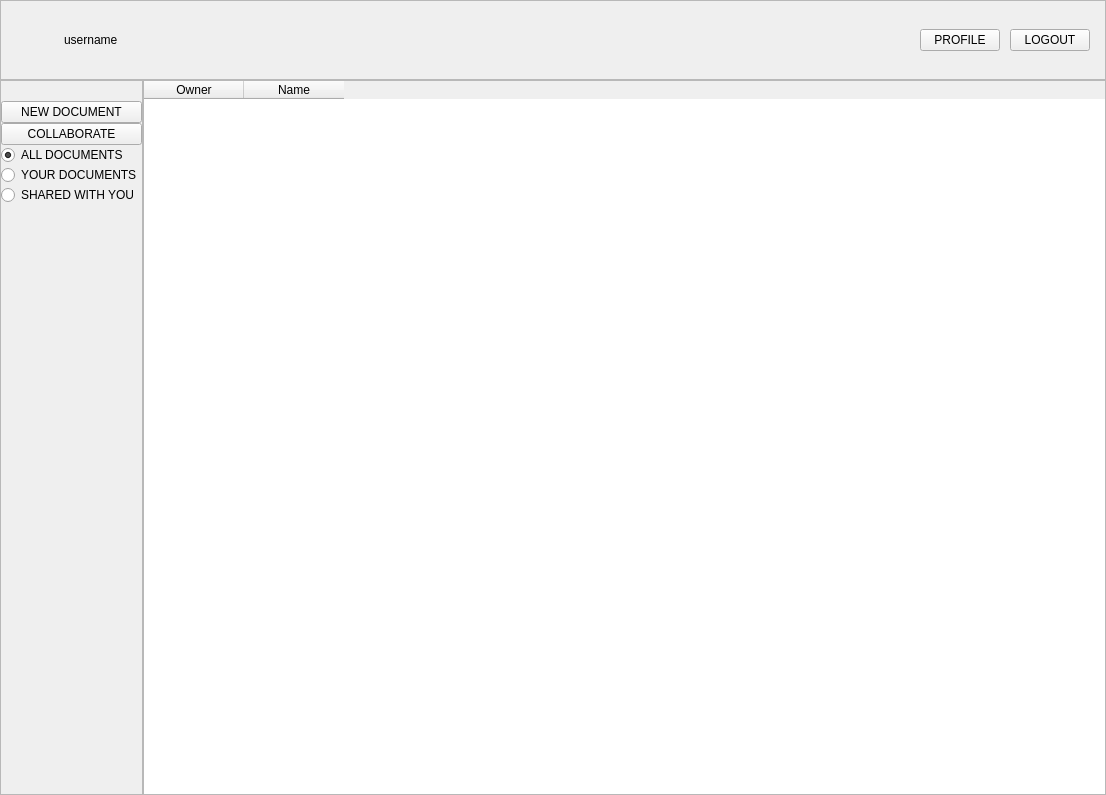
First picture: the form in src/client_new/ui/home.ui, repository franco-ruggeri/write-together, before the edit.
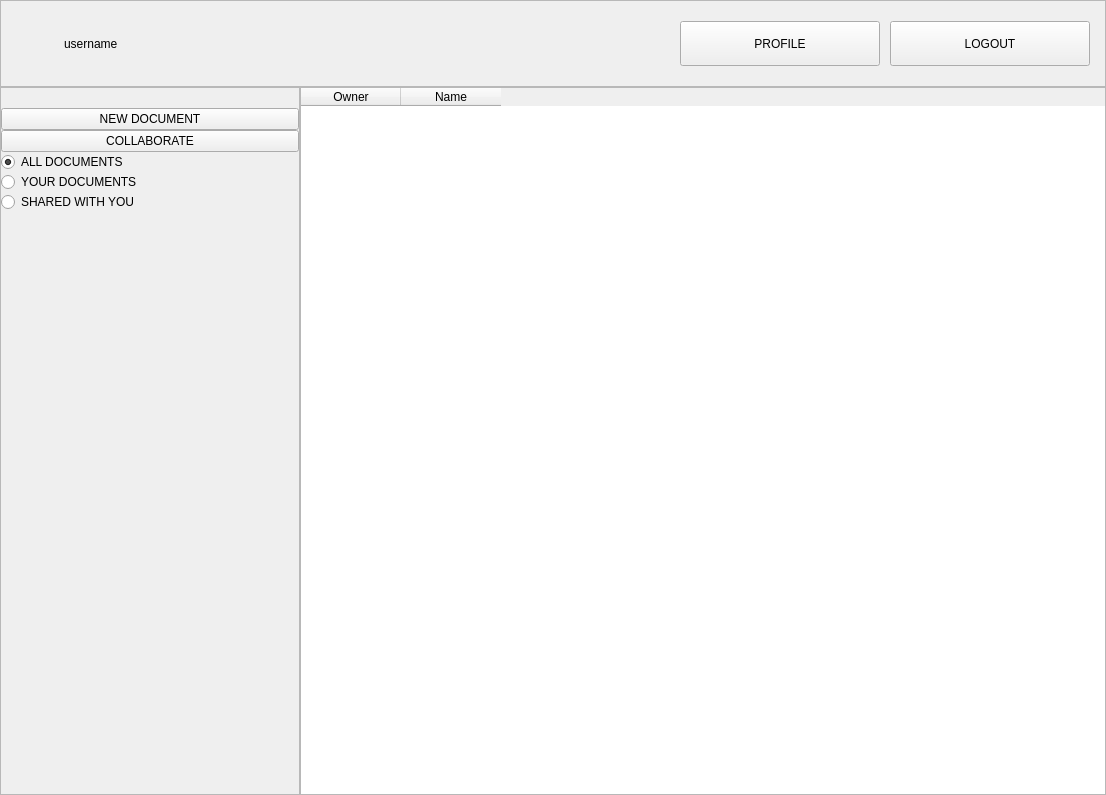
Second picture: the form after the edit. Icons and pictures are not drawn.

Diff of the .ui file:
```diff
--- a/src/client_new/ui/home.ui
+++ b/src/client_new/ui/home.ui
@@ -19,7 +19,7 @@
   <property name="styleSheet">
    <string notr="true">* {
 	font-family: &quot;Roboto Light&quot;;
-	font-size: 14px;
+	font-size: 14pt;
     font-weight: 700;
 }
 
@@ -37,17 +37,12 @@
 
 QFrame#header QPushButton {
 	padding: 4px 16px 5px;
-	min-width: 150;
-	min-height: 45;
     border-radius: 20px;
 }
 
 QFrame#actions QRadioButton,QPushButton {
 	padding: 4px 16px 5px;
 	border: none;
-    width: 100%;
-	min-width: 300;
-	min-height: 45;
     color: white;
 }
 
@@ -114,6 +109,7 @@
 
 QLabel#username {
 	color: white;
+	font-size: 18pt;
 }</string>
   </property>
   <layout class="QGridLayout" name="gridLayout">
@@ -134,6 +130,18 @@
    </property>
    <item row="4" column="0">
     <widget class="QFrame" name="actions">
+     <property name="minimumSize">
+      <size>
+       <width>300</width>
+       <height>0</height>
+      </size>
+     </property>
+     <property name="maximumSize">
+      <size>
+       <width>400</width>
+       <height>16777215</height>
+      </size>
+     </property>
      <property name="styleSheet">
       <string notr="true"/>
      </property>
@@ -161,6 +169,24 @@
       </property>
       <item>
        <widget class="QPushButton" name="new_document">
+        <property name="sizePolicy">
+         <sizepolicy hsizetype="Minimum" vsizetype="Fixed">
+          <horstretch>0</horstretch>
+          <verstretch>0</verstretch>
+         </sizepolicy>
+        </property>
+        <property name="minimumSize">
+         <size>
+          <width>0</width>
+          <height>0</height>
+         </size>
+        </property>
+        <property name="maximumSize">
+         <size>
+          <width>16777215</width>
+          <height>45</height>
+         </size>
+        </property>
         <property name="cursor">
          <cursorShape>PointingHandCursor</cursorShape>
         </property>
@@ -181,6 +207,24 @@
       </item>
       <item>
        <widget class="QPushButton" name="collaborate">
+        <property name="sizePolicy">
+         <sizepolicy hsizetype="Minimum" vsizetype="Fixed">
+          <horstretch>0</horstretch>
+          <verstretch>0</verstretch>
+         </sizepolicy>
+        </property>
+        <property name="minimumSize">
+         <size>
+          <width>0</width>
+          <height>0</height>
+         </size>
+        </property>
+        <property name="maximumSize">
+         <size>
+          <width>16777215</width>
+          <height>45</height>
+         </size>
+        </property>
         <property name="cursor">
          <cursorShape>PointingHandCursor</cursorShape>
         </property>
@@ -201,6 +245,24 @@
       </item>
       <item>
        <widget class="QRadioButton" name="all_documents">
+        <property name="sizePolicy">
+         <sizepolicy hsizetype="Minimum" vsizetype="Fixed">
+          <horstretch>0</horstretch>
+          <verstretch>0</verstretch>
+         </sizepolicy>
+        </property>
+        <property name="minimumSize">
+         <size>
+          <width>0</width>
+          <height>0</height>
+         </size>
+        </property>
+        <property name="maximumSize">
+         <size>
+          <width>16777215</width>
+          <height>45</height>
+         </size>
+        </property>
         <property name="cursor">
          <cursorShape>PointingHandCursor</cursorShape>
         </property>
@@ -214,6 +276,24 @@
       </item>
       <item>
        <widget class="QRadioButton" name="your_documents">
+        <property name="sizePolicy">
+         <sizepolicy hsizetype="Minimum" vsizetype="Fixed">
+          <horstretch>0</horstretch>
+          <verstretch>0</verstretch>
+         </sizepolicy>
+        </property>
+        <property name="minimumSize">
+         <size>
+          <width>0</width>
+          <height>0</height>
+         </size>
+        </property>
+        <property name="maximumSize">
+         <size>
+          <width>16777215</width>
+          <height>45</height>
+         </size>
+        </property>
         <property name="cursor">
          <cursorShape>PointingHandCursor</cursorShape>
         </property>
@@ -224,6 +304,24 @@
       </item>
       <item>
        <widget class="QRadioButton" name="shared_with_you">
+        <property name="sizePolicy">
+         <sizepolicy hsizetype="Minimum" vsizetype="Fixed">
+          <horstretch>0</horstretch>
+          <verstretch>0</verstretch>
+         </sizepolicy>
+        </property>
+        <property name="minimumSize">
+         <size>
+          <width>0</width>
+          <height>0</height>
+         </size>
+        </property>
+        <property name="maximumSize">
+         <size>
+          <width>16777215</width>
+          <height>45</height>
+         </size>
+        </property>
         <property name="cursor">
          <cursorShape>PointingHandCursor</cursorShape>
         </property>
@@ -340,6 +438,24 @@
         </property>
         <item>
          <widget class="QPushButton" name="profile">
+          <property name="sizePolicy">
+           <sizepolicy hsizetype="Fixed" vsizetype="Fixed">
+            <horstretch>0</horstretch>
+            <verstretch>0</verstretch>
+           </sizepolicy>
+          </property>
+          <property name="minimumSize">
+           <size>
+            <width>200</width>
+            <height>45</height>
+           </size>
+          </property>
+          <property name="maximumSize">
+           <size>
+            <width>200</width>
+            <height>45</height>
+           </size>
+          </property>
           <property name="cursor">
            <cursorShape>PointingHandCursor</cursorShape>
           </property>
@@ -353,6 +469,18 @@
         </item>
         <item>
          <widget class="QPushButton" name="logout">
+          <property name="minimumSize">
+           <size>
+            <width>200</width>
+            <height>45</height>
+           </size>
+          </property>
+          <property name="maximumSize">
+           <size>
+            <width>200</width>
+            <height>45</height>
+           </size>
+          </property>
           <property name="cursor">
            <cursorShape>PointingHandCursor</cursorShape>
           </property>
```
Left out of the diff: 27 changed lines with no effect on the pictures.
